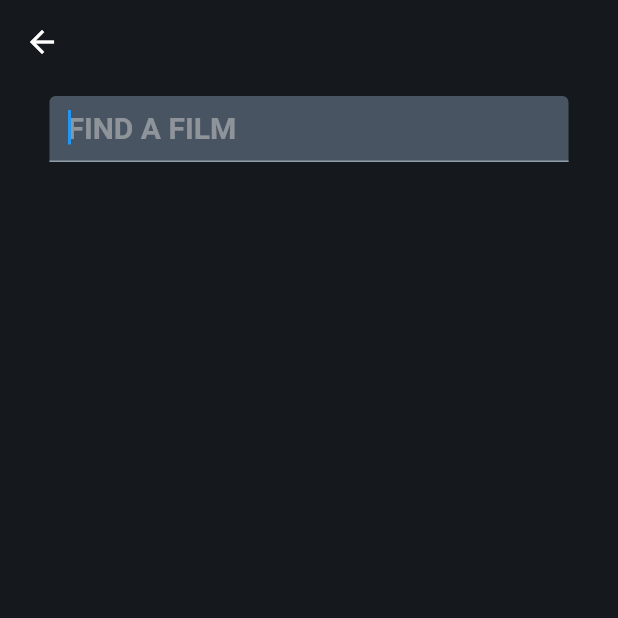
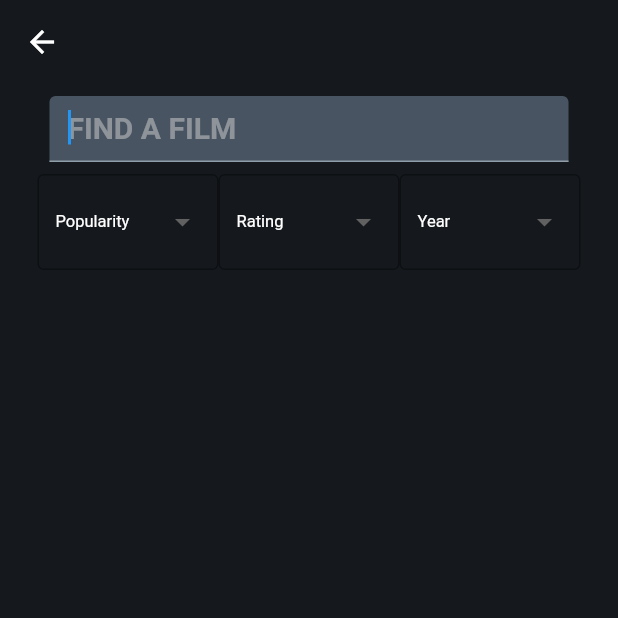
Before and after one commit to tanishq5414/mitt-arv, a Flutter app: the screen it shows after launch, after a tap on the "search" icon, on a phone screen of 412 x 824 dp, the top half of it. Run offline on Flutter 3.47's test engine with Material 2 defaults, Android fonts, the phone set to English and light mode, and no system bars; our stand-ins replace cached_network_image, dio, flutter_rating_bar, flutter_riverpod, fpdart, lazy_load_scrollview and 1 more; missing offline and left inert: cool_dropdown, flutter_octicons; network calls fail; Roboto replaces fonts that are missing (SFPro); statements that could not run were skipped.

```diff
--- a/lib/features/home/components/bottomnavbar_component.dart
+++ b/lib/features/home/components/bottomnavbar_component.dart
@@ -1,5 +1,6 @@
 import 'package:flutter/material.dart';
 import 'package:flutter_octicons/flutter_octicons.dart';
+import 'package:mittarv/features/favourites/views/favourites_page.dart';
 import 'package:mittarv/features/home/views/homepage.dart';
 import 'package:mittarv/theme/pallete.dart';
 
@@ -17,7 +18,7 @@ class _BottomNavBarViewState extends State<BottomNavBarView> {
   Widget build(BuildContext context) {
     var pages = [
       const HomePageView(),
-      const HomePageView(),
+      const FavouritePageView(),
     ];
     var items = const [
       BottomNavigationBarItem(
--- a/lib/features/home/views/homepage.dart
+++ b/lib/features/home/views/homepage.dart
@@ -153,7 +153,7 @@ class _HomePageViewState extends ConsumerState<HomePageView> {
               ],
             ),
           ),
-          backgroundColor: (_scrollPosition<100)?Pallete.deepBlueColor.withOpacity(0.1):Pallete.deepBlueColor,
+          backgroundColor: (_scrollPosition<100)?Pallete.deepBlueColor.withOpacity(0.0):Pallete.deepBlueColor,
           actions: [
             IconButton(
               iconSize: 30,
@@ -207,6 +207,7 @@ class _HomePageViewState extends ConsumerState<HomePageView> {
                                 decoration: BoxDecoration(
                                   gradient: LinearGradient(
                                     colors: [
+                                      Colors.transparent,
                                       Colors.transparent,
                                       Pallete.backgroundColor.withOpacity(0.5),
                                       Pallete.backgroundColor,
@@ -325,7 +326,7 @@ class _HomePageViewState extends ConsumerState<HomePageView> {
                                   gridDelegate:
                                       const SliverGridDelegateWithFixedCrossAxisCount(
                                     crossAxisCount: 2,
-                                    childAspectRatio: 0.565,
+                                    childAspectRatio: 0.56,
                                     crossAxisSpacing: 15,
                                   ),
                                   padding: EdgeInsets.zero,
--- a/lib/features/search/searchpage.dart
+++ b/lib/features/search/searchpage.dart
@@ -1,3 +1,8 @@
+import 'package:cool_dropdown/cool_dropdown.dart';
+import 'package:cool_dropdown/enums/dropdown_item_render.dart';
+import 'package:cool_dropdown/enums/result_render.dart';
+import 'package:cool_dropdown/models/cool_dropdown_item.dart';
+import 'package:cool_dropdown/options/dropdown_item_options.dart';
 import 'package:flutter/material.dart';
 import 'package:flutter_riverpod/flutter_riverpod.dart';
 import 'package:mittarv/common/movie_preview_component.dart';
@@ -71,16 +76,16 @@ class _SearchPageViewState extends ConsumerState<SearchPageView> {
                   padding: const EdgeInsets.all(8.0),
                   child: TextField(
                     autofocus: true,
-
                     textAlign: TextAlign.left,
                     style: Theme.of(context).textTheme.titleMedium!.copyWith(
                           color: Pallete.whiteColor,
                         ),
                     controller: _searchController,
                     decoration: InputDecoration(
-                      hintStyle: Theme.of(context).textTheme.titleMedium!.copyWith(
-                            color: Pallete.lightGreyColor.withOpacity(0.5),
-                          ),
+                      hintStyle:
+                          Theme.of(context).textTheme.titleMedium!.copyWith(
+                                color: Pallete.lightGreyColor.withOpacity(0.5),
+                              ),
                       fillColor: Pallete.otherBlueColor,
                       filled: true,
                       hintText: 'FIND A FILM',
@@ -99,7 +104,13 @@ class _SearchPageViewState extends ConsumerState<SearchPageView> {
                   ),
                 ),
               ),
-              const SizedBox(height: 30),
+              Row(
+                children: [
+                  FilterValueDropDownComponent(size, context, ["Popularity", "Highest", "Lowest"]),
+                  FilterValueDropDownComponent(size, context,["Rating", "Highest", "Lowest"]),
+                  FilterValueDropDownComponent(size, context,["Year", "Highest", "Lowest"]),
+                ],
+              ),
               _isLoading
                   ? const Center(child: CircularProgressIndicator())
                   : Expanded(
@@ -126,4 +137,47 @@ class _SearchPageViewState extends ConsumerState<SearchPageView> {
       ),
     );
   }
+
+   FilterValueDropDownComponent(Size size, BuildContext context, List<String> items) {
+    return Flexible(
+      flex: 1,
+      child: Container(
+                    width: double.infinity,
+                    child: DropdownButtonHideUnderline(
+                      child: ButtonTheme(
+                        buttonColor: Colors.transparent,
+                        alignedDropdown: true,
+                        child: DropdownButtonFormField(
+                          borderRadius: BorderRadius.circular(10),
+                          decoration: const InputDecoration(
+                            border: OutlineInputBorder(
+                              gapPadding: 2.0,
+                              borderSide: BorderSide(
+                                color: Color(0xff909Ea9),
+                              ),
+                            ),
+                          ),
+                          focusColor: Colors.white,
+                          focusNode: FocusNode(),
+                          padding: EdgeInsets.zero,
+                          value: items[0],
+                          style:
+                              Theme.of(context).textTheme.bodyMedium!.copyWith(
+                                fontSize: 11,
+                                    color: Pallete.whiteColor,
+                                  ),
+                          dropdownColor: Color(0xff364452),
+                          items: items.map((e) => DropdownMenuItem(
+                                value: e,
+                                child: Text(e),
+                              )).toList(),
+                          onChanged: (value) {
+                            print(value);
+                          },
+                        ),
+                      ),
+                    ),
+                  ),
+    );
+  }
 }
--- a/pubspec.yaml
+++ b/pubspec.yaml
@@ -29,7 +29,9 @@ environment:
 # versions available, run `flutter pub outdated`.
 dependencies:
   cached_network_image: ^3.2.3
+  cool_dropdown: ^2.1.0
   cupertino_icons: ^1.0.2
+  device_preview: ^1.1.0
   dio: ^5.3.2
   flutter:
     sdk: flutter
@@ -40,6 +42,7 @@ dependencies:
   infinite_scroll_pagination: ^4.0.0
   lazy_load_scrollview: ^1.3.0
   palette_generator: ^0.3.3+2
+  shared_preferences: ^2.2.0
   simple_icons: ^7.10.0
   timeago: ^3.5.0
 
@@ -96,8 +99,6 @@ flutter:
       fonts:
         - asset: assets/fonts/sfpro/SF-Pro-Display-Bold.otf
           weight: 700
-        - asset: assets/fonts/sfpro/SF-Pro-Display-Medium.otf
-          weight: 500
         - asset: assets/fonts/sfpro/SF-Pro-Display-Regular.otf
           weight: 400
   # For details regarding fonts from package dependencies,
```
Also changed, not shown: lib/apis/movies_api.dart (+15 -0 lines), lib/common/movie_preview_component.dart (+12 -5 lines), lib/features/movies/controllers/moviecontroller.dart (+9 -0 lines), pubspec.lock, 1 other file.
